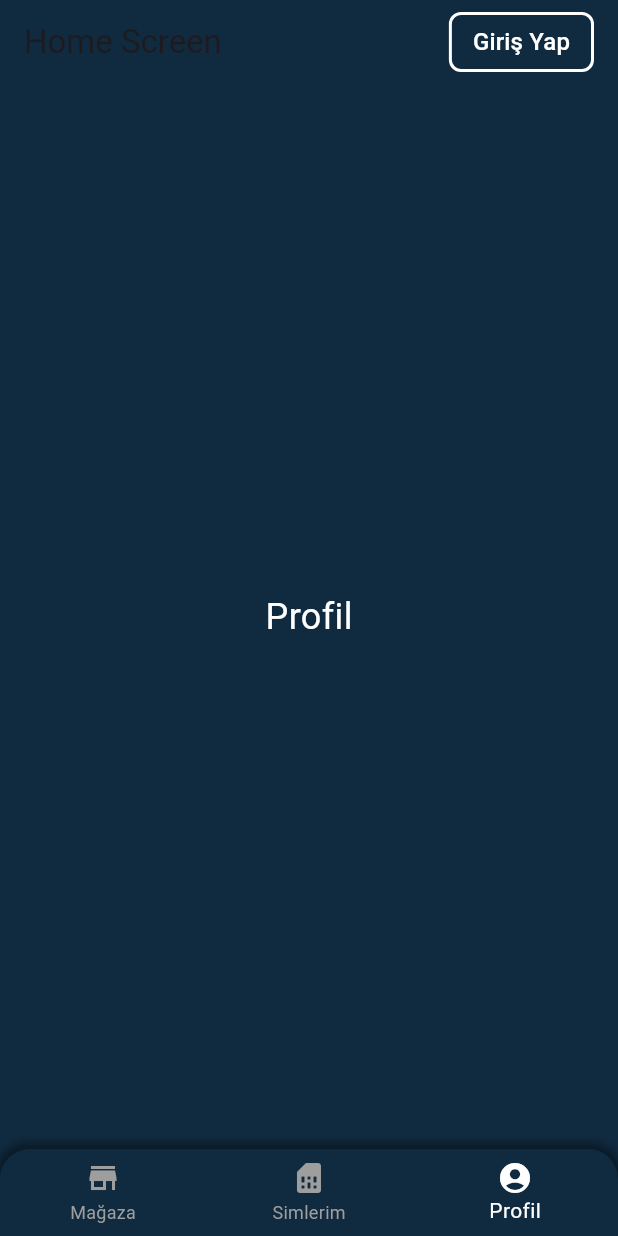
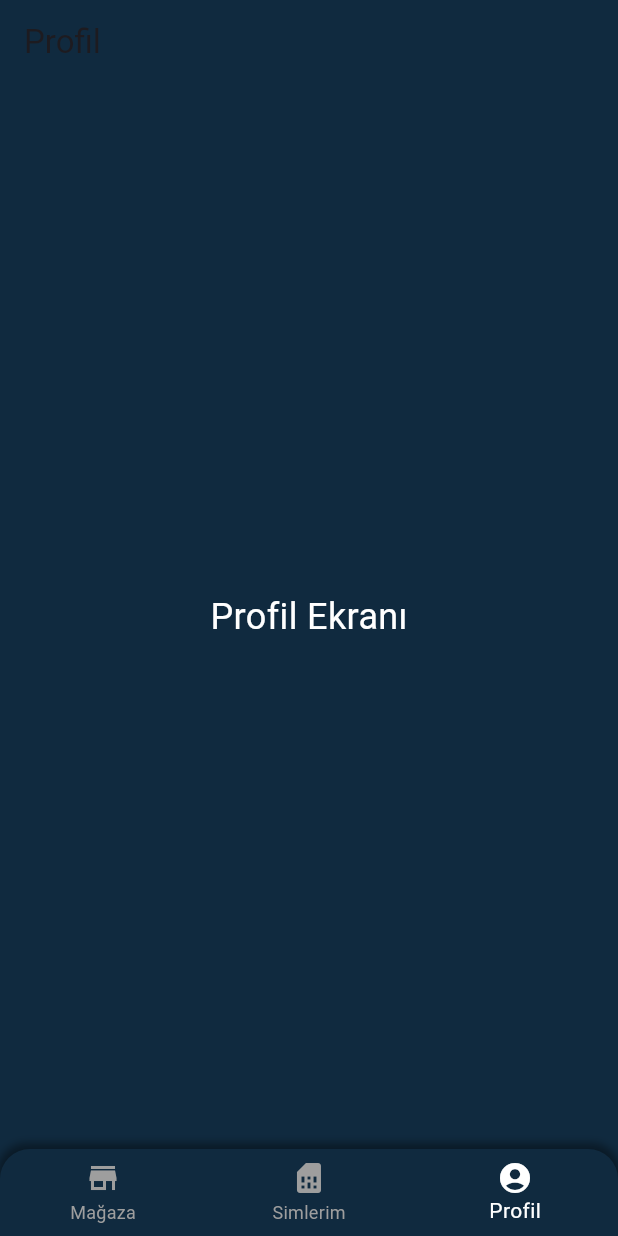
Before and after one commit to Butcher3-8/NeoSim, a Flutter app: the screen it shows after launch, item 3 of the bottom bar chosen, on a phone screen of 412 x 824 dp. Run offline on Flutter 3.47's test engine with Material 3 defaults, Android fonts, the phone set to English and light mode, and no system bars; our stand-ins replace go_router, lottie.

Commit message:
Bottom Menu and Sayfalar arası geçiş
26.03.25
22.06

```diff
--- a/lib/core/routes.dart
+++ b/lib/core/routes.dart
@@ -1,7 +1,9 @@
-// import 'package:flutter/material.dart';
+//import 'package:flutter/material.dart';
 import 'package:go_router/go_router.dart';
 import '../screens/loading_screen.dart';
 import '../screens/home_screen.dart';
+import '../screens/profile_screen.dart'; // Profil ekranı
+import '../screens/my_esim_screen.dart'; // Simlerim ekranı
 
 // Router yapılandırması
 final router = GoRouter(
@@ -15,5 +17,13 @@ final router = GoRouter(
       path: '/home',
       builder: (context, state) => const HomeScreen(),
     ),
+    GoRoute(
+      path: '/profile',
+      builder: (context, state) => const ProfileScreen(), // Profil ekranı
+    ),
+    GoRoute(
+      path: '/my_esim',
+      builder: (context, state) => const MyEsimScreen(), // Simlerim ekranı
+    ),
   ],
 );
--- a/lib/screens/home_screen.dart
+++ b/lib/screens/home_screen.dart
@@ -1,4 +1,7 @@
 import 'package:flutter/material.dart';
+import 'package:flutter_app/services/bottom_navigation_bar.dart';
+import 'package:go_router/go_router.dart';
+//import '../widgets/bottom_navigation_bar.dart'; // Alt menü widget'ını ekleyin
 
 class HomeScreen extends StatefulWidget {
   const HomeScreen({super.key});
@@ -8,96 +11,41 @@ class HomeScreen extends StatefulWidget {
 }
 
 class _HomeScreenState extends State<HomeScreen> {
-  // Bottom navigation bar'da hangi sekmenin seçili olduğunu belirlemek için
   int _selectedIndex = 1; // Başlangıçta "Simlerim" seçili
 
-  // Her bir sekme için ekranda ne gösterileceği
   void _onItemTapped(int index) {
     setState(() {
       _selectedIndex = index;
     });
+
+    // GoRouter ile yönlendirme
+    if (index == 0) {
+      context.go('/home'); // Mağaza
+    } else if (index == 1) {
+      context.go('/my_esim'); // Simlerim
+    } else if (index == 2) {
+      context.go('/profile'); // Profil
+    }
   }
 
   @override
   Widget build(BuildContext context) {
     return Scaffold(
-      backgroundColor: Color.fromARGB(255, 16, 42, 63), // Arka plan rengini buraya ekledik
+      backgroundColor: const Color.fromARGB(255, 16, 42, 63),
       appBar: AppBar(
-        backgroundColor: Color.fromARGB(255, 16, 42, 63), // AppBar rengini aynı yaptık
+        backgroundColor: const Color.fromARGB(255, 16, 42, 63),
         title: const Text('Home Screen'),
-        actions: [
-          // Sağ üst köşeye şeffaf bir "Giriş Yap" butonu ekliyoruz
-          Padding(
-            padding: const EdgeInsets.only(right: 16),
-            child: TextButton(
-              onPressed: () {
-                // Burada giriş yap butonuna tıklandığında yapılacak işlemi ekleyebilirsiniz
-                print("Giriş Yap butonuna tıklandı");
-              },
-              style: TextButton.styleFrom(
-                foregroundColor: Colors.white, backgroundColor: Colors.transparent, // Arka planı şeffaf yapıyoruz
-                side: const BorderSide(color: Colors.white, width: 2), // Beyaz kenarlık ekliyoruz
-                shape: RoundedRectangleBorder(
-                  borderRadius: BorderRadius.circular(8), // Yuvarlatılmış köşeler
-                ),
-                padding: const EdgeInsets.symmetric(vertical: 8, horizontal: 16), // İç boşluk
-              ),
-              child: const Text(
-                'Giriş Yap',
-                style: TextStyle(fontSize: 16), // Yazı boyutu
-              ),
-            ),
-          ),
-        ],
       ),
       body: Center(
-        // Seçilen sekmeye göre içerik gösterme
         child: _selectedIndex == 0
             ? const Text('Mağaza', style: TextStyle(color: Colors.white, fontSize: 24))
             : _selectedIndex == 1
                 ? const Text('Simlerim', style: TextStyle(color: Colors.white, fontSize: 24))
                 : const Text('Profil', style: TextStyle(color: Colors.white, fontSize: 24)),
       ),
-      bottomNavigationBar: Container(
-        decoration: BoxDecoration(
-          color: Color.fromARGB(255, 16, 42, 63), // Aynı renk ile alt menü
-          borderRadius: const BorderRadius.only(
-            topLeft: Radius.circular(20),
-            topRight: Radius.circular(20),
-          ), // Üst köşelerde yuvarlatma
-          boxShadow: const [
-            BoxShadow(
-              color: Color.fromARGB(100, 0, 0, 0), // Hafif gölge efekti
-              spreadRadius: 2,
-              blurRadius: 4,
-              offset: Offset(0, -2), // Alt menünün yukarı doğru hafif yükselmesini sağlıyor
-            ),
-          ],
-        ),
-        child: BottomNavigationBar(
-          backgroundColor: Colors.transparent, // Arka planı şeffaf yapıyoruz
-          selectedItemColor: Colors.white, // Seçili öğe rengi
-          unselectedItemColor: Colors.grey, // Seçili olmayan öğe rengi
-          currentIndex: _selectedIndex, // Seçilen sekme
-          onTap: _onItemTapped, // Sekmeye tıklandığında yapılacak işlem
-          items: const <BottomNavigationBarItem>[
-            BottomNavigationBarItem(
-              icon: Icon(Icons.store), // Mağaza ikonu
-              label: 'Mağaza',
-            ),
-            BottomNavigationBarItem(
-              icon: Icon(Icons.sim_card), // Simlerim ikonu
-              label: 'Simlerim',
-            ),
-            BottomNavigationBarItem(
-              icon: Icon(Icons.account_circle), // Profil ikonu
-              label: 'Profil',
-            ),
-          ],
-          // Tıklama efektini kaldırmak için
-          type: BottomNavigationBarType.fixed, // Tıklama animasyonunu kaldırmak için
-          elevation: 0, // Elevation'ı sıfırladık, tıklama efektini etkileyebilir
-        ),
+      bottomNavigationBar: BottomNavigationBarWidget(
+        selectedIndex: _selectedIndex,
+        onItemTapped: _onItemTapped,
       ),
     );
   }
--- a/lib/screens/profile_screen.dart
+++ b/lib/screens/profile_screen.dart
@@ -0,0 +1,50 @@
+import 'package:flutter/material.dart';
+import 'package:flutter_app/services/bottom_navigation_bar.dart';
+import 'package:go_router/go_router.dart';
+//import '../widgets/bottom_navigation_bar.dart'; // Alt menü widget'ını ekleyin
+
+class ProfileScreen extends StatefulWidget {
+  const ProfileScreen({super.key});
+
+  @override
+  _ProfileScreenState createState() => _ProfileScreenState();
+}
+
+class _ProfileScreenState extends State<ProfileScreen> {
+  int _selectedIndex = 2; // Başlangıçta "Profil" seçili
+
+  void _onItemTapped(int index) {
+    setState(() {
+      _selectedIndex = index;
+    });
+
+    if (index == 0) {
+      context.go('/home');
+    } else if (index == 1) {
+      context.go('/my_esim');
+    } else if (index == 2) {
+      context.go('/profile');
+    }
+  }
+
+  @override
+  Widget build(BuildContext context) {
+    return Scaffold(
+      backgroundColor: const Color.fromARGB(255, 16, 42, 63),
+      appBar: AppBar(
+        backgroundColor: const Color.fromARGB(255, 16, 42, 63),
+        title: const Text('Profil'),
+      ),
+      body: const Center(
+        child: Text(
+          'Profil Ekranı',
+          style: TextStyle(color: Colors.white, fontSize: 24),
+        ),
+      ),
+      bottomNavigationBar: BottomNavigationBarWidget(
+        selectedIndex: _selectedIndex,
+        onItemTapped: _onItemTapped,
+      ),
+    );
+  }
+}
--- /dev/null
+++ b/lib/services/bottom_navigation_bar.dart
@@ -0,0 +1,58 @@
+import 'package:flutter/material.dart';
+
+//import 'package:go_router/go_router.dart';
+
+class BottomNavigationBarWidget extends StatelessWidget {
+  final int selectedIndex;
+  final Function(int) onItemTapped;
+
+  const BottomNavigationBarWidget({
+    Key? key,
+    required this.selectedIndex,
+    required this.onItemTapped,
+  }) : super(key: key);
+
+  @override
+  Widget build(BuildContext context) {
+    return Container(
+      decoration: BoxDecoration(
+        color: const Color.fromARGB(255, 16, 42, 63),
+        borderRadius: const BorderRadius.only(
+          topLeft: Radius.circular(20),
+          topRight: Radius.circular(20),
+        ),
+        boxShadow: const [
+          BoxShadow(
+            color: Color.fromARGB(100, 0, 0, 0),
+            spreadRadius: 2,
+            blurRadius: 4,
+            offset: Offset(0, -2),
+          ),
+        ],
+      ),
+      child: BottomNavigationBar(
+        backgroundColor: Colors.transparent,
+        selectedItemColor: Colors.white,
+        unselectedItemColor: Colors.grey,
+        currentIndex: selectedIndex,
+        onTap: onItemTapped,
+        items: const <BottomNavigationBarItem>[
+          BottomNavigationBarItem(
+            icon: Icon(Icons.store),
+            label: 'Mağaza',
+          ),
+          BottomNavigationBarItem(
+            icon: Icon(Icons.sim_card),
+            label: 'Simlerim',
+          ),
+          BottomNavigationBarItem(
+            icon: Icon(Icons.account_circle),
+            label: 'Profil',
+          ),
+        ],
+        type: BottomNavigationBarType.fixed,
+        elevation: 0,
+      ),
+    );
+  }
+}
--- /dev/null
+++ b/lib/widgets/bottom_navigation_bar.dart
@@ -0,0 +1 @@
+// TODO Implement this library.
```
Also changed, not shown: lib/screens/my_esim_screen.dart (+50 -0 lines), lib/screens/login_screen.dart (added).
